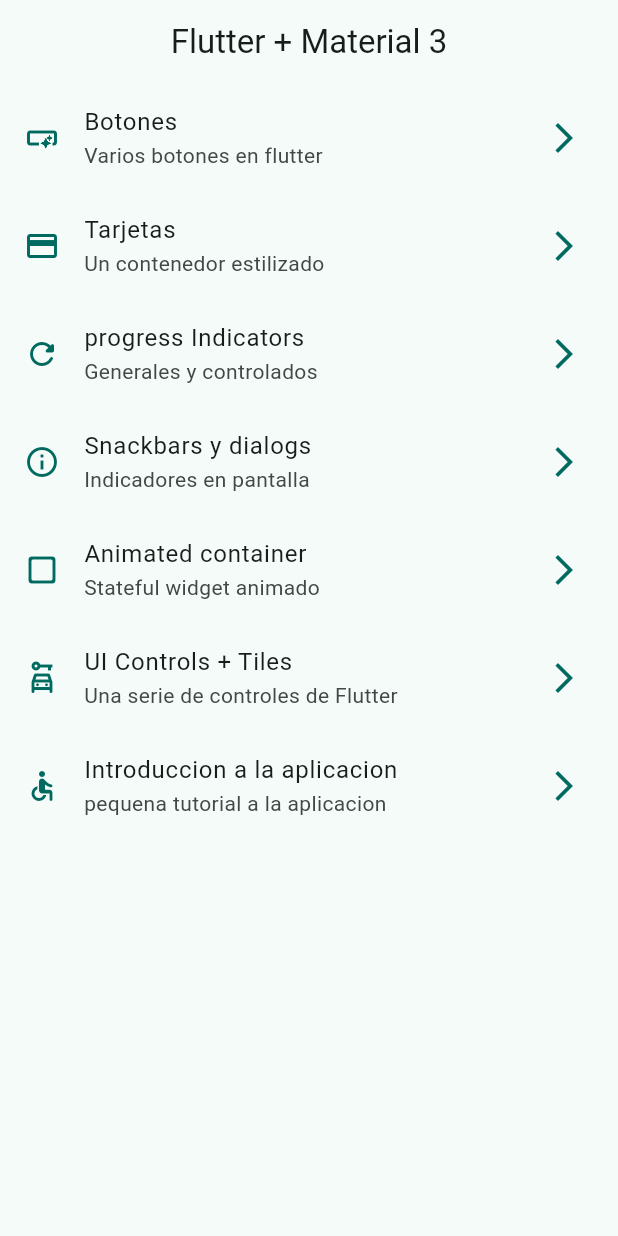
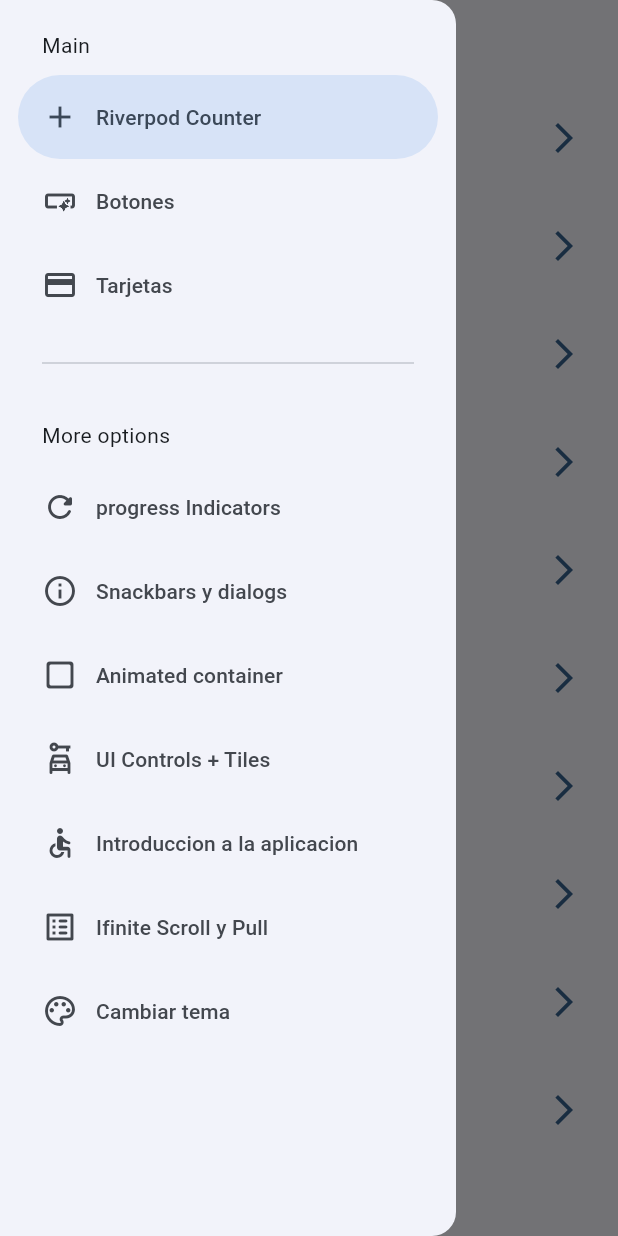
Before and after one commit to AlonsoAscencio/widgets_app, a Flutter app: the screen it shows after launch, with the side drawer open (before the commit the screen has no drawer), on a phone screen of 412 x 824 dp. Run offline on Flutter 3.47's test engine with Material 3 defaults, Android fonts, the phone set to English and light mode, and no system bars; our stand-ins replace animate_do, flutter_riverpod, go_router.

Commit message:
provider

```diff
--- a/lib/config/menu/menu_items.dart
+++ b/lib/config/menu/menu_items.dart
@@ -15,6 +15,12 @@ class MenuItem {
 }
 
 const appMenuItems = <MenuItem>[
+  MenuItem(
+      title: 'Riverpod Counter',
+      subtitle: 'introduccion a riverpod',
+      link: '/counter',
+      icon: Icons.add
+      ),
   MenuItem(
       title: 'Botones',
       subtitle: 'Varios botones en flutter',
@@ -53,8 +59,20 @@ const appMenuItems = <MenuItem>[
       ),
   MenuItem(
       title: 'Introduccion a la aplicacion',
-      subtitle: 'pequena tutorial a la aplicacion',
+      subtitle: 'Pequeno tutorial a la aplicacion',
       link: '/tutorial',
       icon: Icons.accessible_rounded
       ),
+  MenuItem(
+      title: 'Ifinite Scroll y Pull',
+      subtitle: 'Listas infinitas y pull to refresh',
+      link: '/infinite',
+      icon: Icons.list_alt_rounded
+      ),
+  MenuItem(
+      title: 'Cambiar tema',
+      subtitle: 'cambiar tema de la aplicacion',
+      link: '/theme-changer',
+      icon: Icons.color_lens_outlined
+      ),
 ];
--- /dev/null
+++ b/lib/config/presentation/providers/counter_provider.dart
@@ -0,0 +1,5 @@
+
+
+import 'package:flutter_riverpod/flutter_riverpod.dart';
+
+final counterProvider = StateProvider((ref) => 5);
--- /dev/null
+++ b/lib/config/presentation/providers/theme_provider.dart
@@ -0,0 +1,12 @@
+
+
+import 'package:flutter_riverpod/flutter_riverpod.dart';
+import 'package:widgets_app/config/theme/app_theme.dart';
+
+final themeProvider = StateProvider((ref) => false);
+
+//List of colors to change the theme
+
+final  colorListProvider = Provider((ref) => colorList);
+
+final selectedColorProvider = StateProvider((ref) => 0);
--- a/lib/config/presentation/screens/home/home_screen.dart
+++ b/lib/config/presentation/screens/home/home_screen.dart
@@ -1,6 +1,7 @@
 import 'package:flutter/material.dart';
 import 'package:go_router/go_router.dart';
 import 'package:widgets_app/config/menu/menu_items.dart';
+import 'package:widgets_app/config/presentation/widgets/side_menu.dart';
 
 class HomeScreen extends StatelessWidget {
 
@@ -10,11 +11,16 @@ class HomeScreen extends StatelessWidget {
 
   @override
   Widget build(BuildContext context) {
+
+    final scaffoldKey = GlobalKey<ScaffoldState>();
+
     return Scaffold(
+      key: scaffoldKey,
       appBar: AppBar(
         title: const Text('Flutter + Material 3'),
       ),
       body: const _HomeView(),
+      drawer: SideMenu( scaffoldKey: scaffoldKey,),
     );
   }
 }
--- a/lib/config/presentation/screens/screens.dart
+++ b/lib/config/presentation/screens/screens.dart
@@ -2,8 +2,10 @@ export 'package:widgets_app/config/presentation/screens/animated/animated_screen
 export 'package:widgets_app/config/presentation/screens/app_tutorial/app_tutorial_screen.dart';
 export 'package:widgets_app/config/presentation/screens/buttons/buttons_screen.dart';
 export 'package:widgets_app/config/presentation/screens/cards/cards_screen.dart';
+export 'package:widgets_app/config/presentation/screens/counter/counter_screen.dart';
 export 'package:widgets_app/config/presentation/screens/home/home_screen.dart';
 export 'package:widgets_app/config/presentation/screens/infinite_scroll/infinite_scroll_screen.dart';
 export 'package:widgets_app/config/presentation/screens/progress_screen/progress_screen.dart';
 export 'package:widgets_app/config/presentation/screens/snackbar/snackbar_screen.dart';
+export 'package:widgets_app/config/presentation/screens/theme_changer/theme_changer_screen.dart';
 export 'package:widgets_app/config/presentation/screens/ui_controls/ui_controls_screen.dart';
--- /dev/null
+++ b/lib/config/presentation/widgets/side_menu.dart
@@ -0,0 +1,58 @@
+import 'package:flutter/material.dart';
+import 'package:go_router/go_router.dart';
+import 'package:widgets_app/config/menu/menu_items.dart';
+
+class SideMenu extends StatefulWidget {
+
+  final GlobalKey<ScaffoldState> scaffoldKey;
+  const SideMenu({super.key, required this.scaffoldKey});
+
+  @override
+  State<SideMenu> createState() => _SideMenuState();
+}
+
+class _SideMenuState extends State<SideMenu> {
+  int navDrawerIndex = 0;
+
+  @override
+  Widget build(BuildContext context) {
+    final hasNotch = MediaQuery.of(context).viewPadding.top > 35;
+
+    return NavigationDrawer(
+        selectedIndex: navDrawerIndex,
+        onDestinationSelected: (value) {
+          setState(() {
+            navDrawerIndex = value;
+          });
+          final menuItem = appMenuItems[value];
+          context.push(menuItem.link);
+          widget.scaffoldKey.currentState?.closeDrawer();
+        },
+        children: [
+          Padding(
+            padding: EdgeInsets.fromLTRB(28, hasNotch ? 0 : 20, 16, 10),
+            child: const Text('Main'),
+          ),
+          ...appMenuItems.sublist(0, 3).map((item) {
+            return NavigationDrawerDestination(
+              icon: Icon(item.icon),
+              label: Text(item.title),
+            );
+          }),
+          const Padding(
+            padding: EdgeInsets.fromLTRB(28, 16, 28, 10),
+            child: Divider(),
+          ),
+          const Padding(
+            padding: EdgeInsets.fromLTRB(28, 20, 16, 10),
+            child: Text('More options'),
+          ),
+          ...appMenuItems.sublist(3).map((item) {
+            return NavigationDrawerDestination(
+              icon: Icon(item.icon),
+              label: Text(item.title),
+            );
+          }),
+        ]);
+  }
+}
--- a/lib/config/router/app_router.dart
+++ b/lib/config/router/app_router.dart
@@ -44,4 +44,19 @@ final appRouter = GoRouter(
       name: AppTutorialScreen.name,
       builder: (context, state) => const AppTutorialScreen(),
     ),
+    GoRoute(
+      path: '/infinite',
+      name: InfiniteScroll.name,
+      builder: (context, state) => const InfiniteScroll(),
+    ),
+    GoRoute(
+      path: '/counter',
+      name: CounterScreen.name,
+      builder: (context, state) => const CounterScreen(),
+    ),
+    GoRoute(
+      path: '/theme-changer',
+      name: ThemeChangerScreen.name,
+      builder: (context, state) => const ThemeChangerScreen(),
+    ),
 ]);
--- a/lib/config/theme/app_theme.dart
+++ b/lib/config/theme/app_theme.dart
@@ -15,14 +15,17 @@ const colorList = <Color>[
 
 class AppTheme {
   final int selectedColor;
+  final bool isDarkMode;
 
   AppTheme({
-    this.selectedColor = 0
+    this.selectedColor = 0,
+    this.isDarkMode = false,
     }): assert(selectedColor >= 0, 'Selected color must be greather then 0' ),
     assert(selectedColor < colorList.length, 'Selected color must be less or equal than ${colorList.length -1}' );
 
     ThemeData getTheme() => ThemeData(
       useMaterial3: true,
+      brightness: isDarkMode ? Brightness.dark : Brightness.light,
       colorSchemeSeed: colorList[selectedColor],
       appBarTheme: const AppBarTheme(
         centerTitle: true,
--- a/lib/main.dart
+++ b/lib/main.dart
@@ -1,21 +1,32 @@
 import 'package:flutter/material.dart';
+import 'package:flutter_riverpod/flutter_riverpod.dart';
+import 'package:widgets_app/config/presentation/providers/theme_provider.dart';
 import 'package:widgets_app/config/router/app_router.dart';
 import 'package:widgets_app/config/theme/app_theme.dart';
 
 void main() {
-  runApp(const MainApp());
+  runApp(
+    const ProviderScope(
+      child: MainApp(),
+      )
+    );
 }
 
-class MainApp extends StatelessWidget {
+class MainApp extends ConsumerWidget {
+
   const MainApp({super.key});
 
   @override
-  Widget build(BuildContext context) {
+  Widget build(BuildContext context, ref) {
+
+  final int selectedColor = ref.watch(selectedColorProvider);
+  final bool isDarkMode = ref.watch(themeProvider);
+
     return MaterialApp.router(
       title: 'Flutter Widgets',
       routerConfig: appRouter,
       debugShowCheckedModeBanner: false,
-      theme: AppTheme (selectedColor:1).getTheme(),
+      theme: AppTheme (selectedColor:selectedColor, isDarkMode: isDarkMode ).getTheme(),
     );
   }
 }
--- a/pubspec.yaml
+++ b/pubspec.yaml
@@ -10,6 +10,7 @@ dependencies:
   animate_do: ^3.3.4
   flutter:
     sdk: flutter
+  flutter_riverpod: ^2.5.1
   go_router: ^13.2.1
 
 dev_dependencies:
```
Also changed, not shown: lib/config/presentation/screens/counter/counter_screen.dart (added, +48 -0 lines), lib/config/presentation/screens/infinite_scroll/infinite_scroll_screen.dart (+112 -3 lines), lib/config/presentation/screens/theme_changer/theme_changer_screen.dart (added, +64 -0 lines), pubspec.lock.
